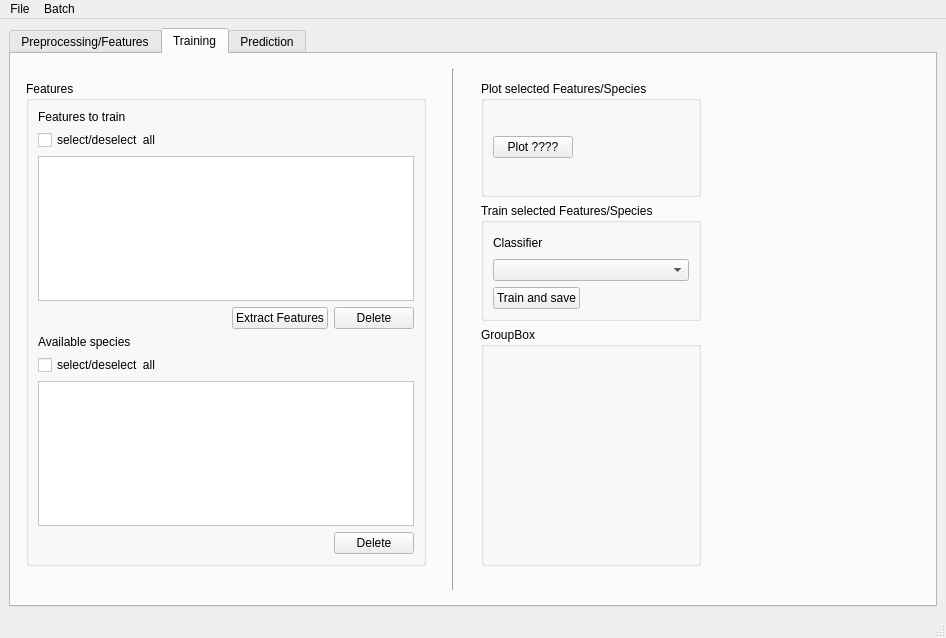
This is Python/src/masterarbeit/UI/qt/main_window.ui in ChrFr/Masterarbeit as Qt 5 draws it before an edit. The edited form follows.
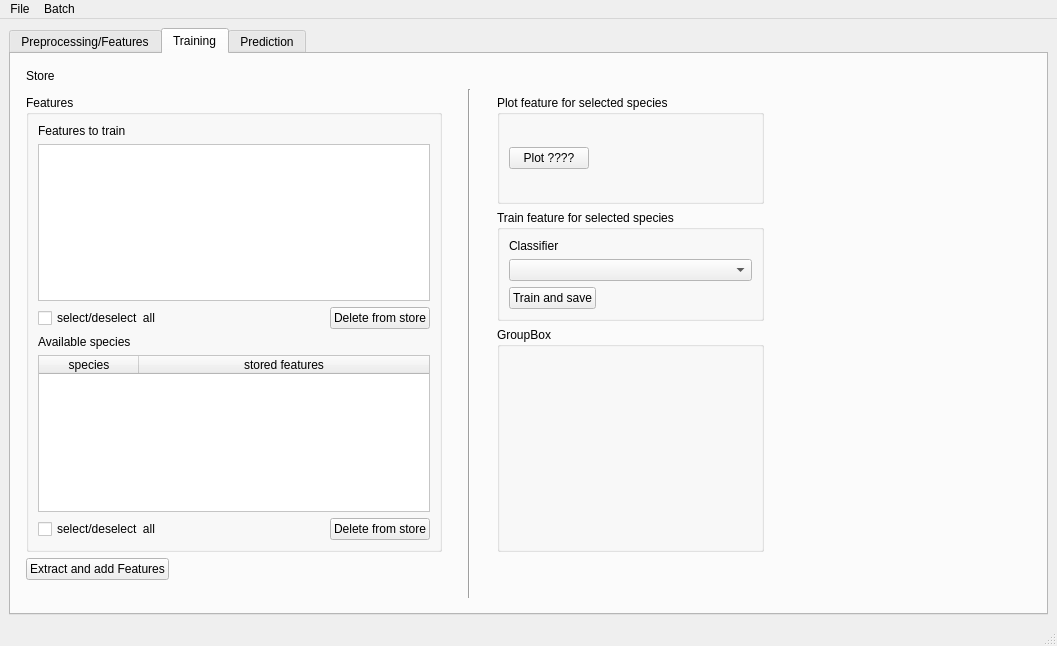
This is the edited form. The open tabs and pages were chosen to show the change.

Commit message: Fixed: save model; New Feature: color species table depending on availability of features

What changed in the file:
```diff
--- a/Python/src/masterarbeit/UI/qt/main_window.ui
+++ b/Python/src/masterarbeit/UI/qt/main_window.ui
@@ -6,8 +6,8 @@
    <rect>
     <x>0</x>
     <y>0</y>
-    <width>946</width>
-    <height>638</height>
+    <width>1057</width>
+    <height>646</height>
    </rect>
   </property>
   <property name="windowTitle">
@@ -584,91 +584,37 @@
         <property name="bottomMargin">
          <number>15</number>
         </property>
-        <item row="0" column="2" rowspan="10">
-         <widget class="Line" name="line">
+        <item row="6" column="1">
+         <spacer name="horizontalSpacer">
           <property name="orientation">
-           <enum>Qt::Vertical</enum>
+           <enum>Qt::Horizontal</enum>
+          </property>
+          <property name="sizeHint" stdset="0">
+           <size>
+            <width>40</width>
+            <height>20</height>
+           </size>
+          </property>
+         </spacer>
+        </item>
+        <item row="6" column="0">
+         <widget class="QPushButton" name="extract_feature_button">
+          <property name="text">
+           <string>Extract and add Features</string>
+          </property>
+         </widget>
+        </item>
+        <item row="0" column="0">
+         <widget class="QLabel" name="store_label">
+          <property name="text">
+           <string>Store</string>
           </property>
          </widget>
         </item>
         <item row="3" column="5">
-         <spacer name="horizontalSpacer_9">
-          <property name="orientation">
-           <enum>Qt::Horizontal</enum>
-          </property>
-          <property name="sizeHint" stdset="0">
-           <size>
-            <width>40</width>
-            <height>20</height>
-           </size>
-          </property>
-         </spacer>
-        </item>
-        <item row="2" column="1">
-         <spacer name="horizontalSpacer_12">
-          <property name="orientation">
-           <enum>Qt::Horizontal</enum>
-          </property>
-          <property name="sizeType">
-           <enum>QSizePolicy::Fixed</enum>
-          </property>
-          <property name="sizeHint" stdset="0">
-           <size>
-            <width>20</width>
-            <height>20</height>
-           </size>
-          </property>
-         </spacer>
-        </item>
-        <item row="2" column="3">
-         <spacer name="horizontalSpacer_11">
-          <property name="orientation">
-           <enum>Qt::Horizontal</enum>
-          </property>
-          <property name="sizeType">
-           <enum>QSizePolicy::Fixed</enum>
-          </property>
-          <property name="sizeHint" stdset="0">
-           <size>
-            <width>20</width>
-            <height>20</height>
-           </size>
-          </property>
-         </spacer>
-        </item>
-        <item row="2" column="4">
-         <widget class="QGroupBox" name="groupBox_2">
-          <property name="title">
-           <string>Plot selected Features/Species</string>
-          </property>
-          <layout class="QGridLayout" name="gridLayout_8">
-           <item row="0" column="0">
-            <widget class="QPushButton" name="pushButton_2">
-             <property name="text">
-              <string>Plot ????</string>
-             </property>
-            </widget>
-           </item>
-           <item row="0" column="1">
-            <spacer name="horizontalSpacer_7">
-             <property name="orientation">
-              <enum>Qt::Horizontal</enum>
-             </property>
-             <property name="sizeHint" stdset="0">
-              <size>
-               <width>40</width>
-               <height>20</height>
-              </size>
-             </property>
-            </spacer>
-           </item>
-          </layout>
-         </widget>
-        </item>
-        <item row="3" column="4">
          <widget class="QGroupBox" name="groupBox_3">
           <property name="title">
-           <string>Train selected Features/Species</string>
+           <string>Train feature for selected species</string>
           </property>
           <layout class="QGridLayout" name="gridLayout_9">
            <item row="2" column="0">
@@ -704,8 +650,37 @@
           </layout>
          </widget>
         </item>
-        <item row="2" column="0" rowspan="4">
-         <widget class="QGroupBox" name="groupBox">
+        <item row="2" column="5">
+         <widget class="QGroupBox" name="groupBox_2">
+          <property name="title">
+           <string>Plot feature for selected species</string>
+          </property>
+          <layout class="QGridLayout" name="gridLayout_8">
+           <item row="0" column="0">
+            <widget class="QPushButton" name="pushButton_2">
+             <property name="text">
+              <string>Plot ????</string>
+             </property>
+            </widget>
+           </item>
+           <item row="0" column="1">
+            <spacer name="horizontalSpacer_7">
+             <property name="orientation">
+              <enum>Qt::Horizontal</enum>
+             </property>
+             <property name="sizeHint" stdset="0">
+              <size>
+               <width>40</width>
+               <height>20</height>
+              </size>
+             </property>
+            </spacer>
+           </item>
+          </layout>
+         </widget>
+        </item>
+        <item row="2" column="0" rowspan="4" colspan="2">
+         <widget class="QGroupBox" name="feature_group_box">
           <property name="minimumSize">
            <size>
             <width>400</width>
@@ -716,14 +691,35 @@
            <string>Features</string>
           </property>
           <layout class="QGridLayout" name="gridLayout_7">
-           <item row="3" column="4">
-            <widget class="QPushButton" name="delete_button">
+           <item row="2" column="3">
+            <widget class="QPushButton" name="delete_features_button">
              <property name="text">
-              <string>Delete</string>
+              <string>Delete from store</string>
              </property>
             </widget>
            </item>
-           <item row="3" column="1" colspan="2">
+           <item row="2" column="0">
+            <widget class="QCheckBox" name="checkBox_2">
+             <property name="text">
+              <string>select/deselect  all</string>
+             </property>
+            </widget>
+           </item>
+           <item row="6" column="0">
+            <widget class="QCheckBox" name="checkBox">
+             <property name="text">
+              <string>select/deselect  all</string>
+             </property>
+            </widget>
+           </item>
+           <item row="6" column="3">
+            <widget class="QPushButton" name="delete_species_button">
+             <property name="text">
+              <string>Delete from store</string>
+             </property>
+            </widget>
+           </item>
+           <item row="2" column="1" colspan="2">
             <spacer name="horizontalSpacer_10">
              <property name="orientation">
               <enum>Qt::Horizontal</enum>
@@ -736,77 +732,127 @@
              </property>
             </spacer>
            </item>
-           <item row="4" column="1">
-            <widget class="QLabel" name="label">
+           <item row="5" column="0" colspan="4">
+            <widget class="QTableWidget" name="species_table">
+             <property name="tabKeyNavigation">
+              <bool>false</bool>
+             </property>
+             <property name="showDropIndicator" stdset="0">
+              <bool>false</bool>
+             </property>
+             <property name="selectionMode">
+              <enum>QAbstractItemView::NoSelection</enum>
+             </property>
+             <property name="columnCount">
+              <number>2</number>
+             </property>
+             <attribute name="horizontalHeaderStretchLastSection">
+              <bool>true</bool>
+             </attribute>
+             <column>
+              <property name="text">
+               <string>species</string>
+              </property>
+             </column>
+             <column>
+              <property name="text">
+               <string>stored features</string>
+              </property>
+             </column>
+            </widget>
+           </item>
+           <item row="1" column="0" colspan="4">
+            <widget class="QListWidget" name="features_list"/>
+           </item>
+           <item row="6" column="1" colspan="2">
+            <spacer name="horizontalSpacer_13">
+             <property name="orientation">
+              <enum>Qt::Horizontal</enum>
+             </property>
+             <property name="sizeHint" stdset="0">
+              <size>
+               <width>40</width>
+               <height>20</height>
+              </size>
+             </property>
+            </spacer>
+           </item>
+           <item row="3" column="0" colspan="2">
+            <widget class="QLabel" name="species_label">
              <property name="text">
               <string>Available species</string>
              </property>
             </widget>
            </item>
-           <item row="0" column="1">
+           <item row="0" column="0" colspan="3">
             <widget class="QLabel" name="label_2">
              <property name="text">
               <string>Features to train</string>
              </property>
             </widget>
            </item>
-           <item row="1" column="1">
-            <widget class="QCheckBox" name="checkBox_2">
-             <property name="text">
-              <string>select/deselect  all</string>
-             </property>
-            </widget>
-           </item>
-           <item row="6" column="1" colspan="4">
-            <widget class="QListWidget" name="species_list"/>
-           </item>
-           <item row="2" column="1" colspan="4">
-            <widget class="QListWidget" name="features_list"/>
-           </item>
-           <item row="5" column="1">
-            <widget class="QCheckBox" name="checkBox">
-             <property name="text">
-              <string>select/deselect  all</string>
-             </property>
-            </widget>
-           </item>
-           <item row="7" column="4">
-            <widget class="QPushButton" name="pushButton_4">
-             <property name="text">
-              <string>Delete</string>
-             </property>
-            </widget>
-           </item>
-           <item row="7" column="1" colspan="3">
-            <spacer name="horizontalSpacer_13">
-             <property name="orientation">
-              <enum>Qt::Horizontal</enum>
-             </property>
-             <property name="sizeHint" stdset="0">
-              <size>
-               <width>40</width>
-               <height>20</height>
-              </size>
-             </property>
-            </spacer>
-           </item>
-           <item row="3" column="3">
-            <widget class="QPushButton" name="add_feature_button">
-             <property name="text">
-              <string>Extract Features</string>
-             </property>
-            </widget>
-           </item>
           </layout>
          </widget>
         </item>
-        <item row="4" column="4" rowspan="2">
+        <item row="4" column="5" rowspan="2">
          <widget class="QGroupBox" name="groupBox_4">
           <property name="title">
            <string>GroupBox</string>
           </property>
          </widget>
         </item>
+        <item row="2" column="2" rowspan="5">
+         <spacer name="horizontalSpacer_12">
+          <property name="orientation">
+           <enum>Qt::Horizontal</enum>
+          </property>
+          <property name="sizeType">
+           <enum>QSizePolicy::Fixed</enum>
+          </property>
+          <property name="sizeHint" stdset="0">
+           <size>
+            <width>20</width>
+            <height>20</height>
+           </size>
+          </property>
+         </spacer>
+        </item>
+        <item row="1" column="3" rowspan="9">
+         <widget class="Line" name="line">
+          <property name="orientation">
+           <enum>Qt::Vertical</enum>
+          </property>
+         </widget>
+        </item>
+        <item row="2" column="4" rowspan="5">
+         <spacer name="horizontalSpacer_11">
+          <property name="orientation">
+           <enum>Qt::Horizontal</enum>
+          </property>
+          <property name="sizeType">
+           <enum>QSizePolicy::Fixed</enum>
+          </property>
+          <property name="sizeHint" stdset="0">
+           <size>
+            <width>20</width>
+            <height>20</height>
+           </size>
+          </property>
+         </spacer>
+        </item>
+        <item row="3" column="6">
+         <spacer name="horizontalSpacer_9">
+          <property name="orientation">
+           <enum>Qt::Horizontal</enum>
+          </property>
+          <property name="sizeHint" stdset="0">
+           <size>
+            <width>40</width>
+            <height>20</height>
+           </size>
+          </property>
+         </spacer>
+        </item>
        </layout>
       </widget>
       <widget class="QWidget" name="prediction_tab">
@@ -853,7 +899,7 @@
     <rect>
      <x>0</x>
      <y>0</y>
-     <width>946</width>
+     <width>1057</width>
      <height>21</height>
     </rect>
    </property>
```
Left out of the diff: 10 changed lines with no effect on the pictures. The commit also changes 9 other files.
